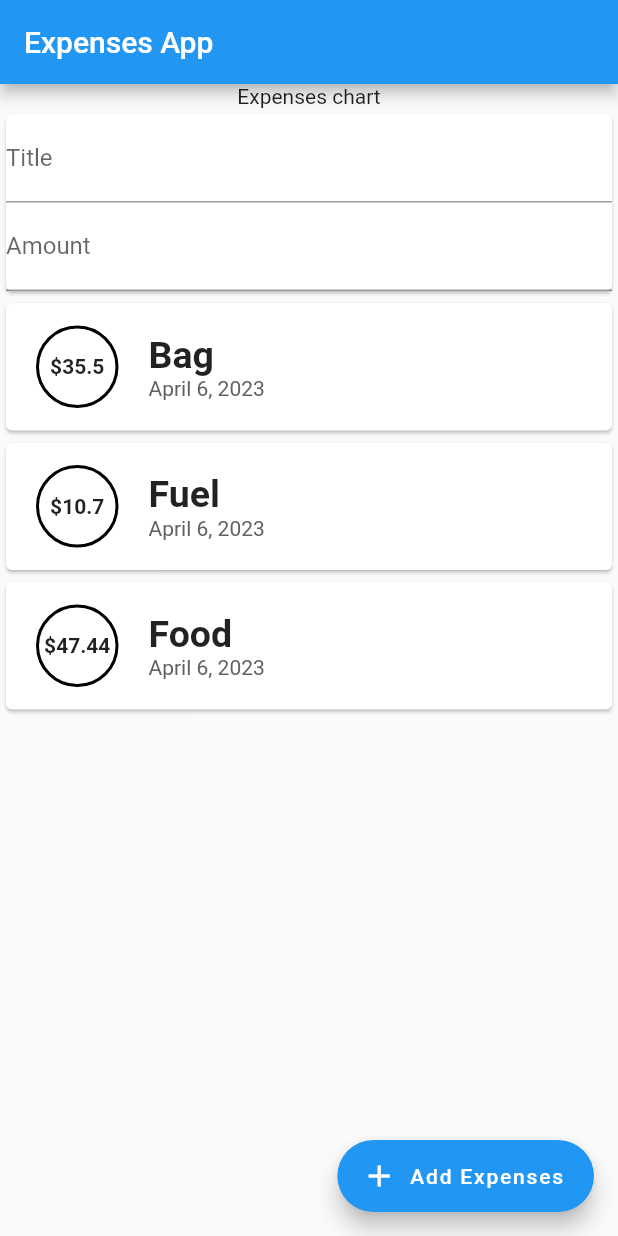
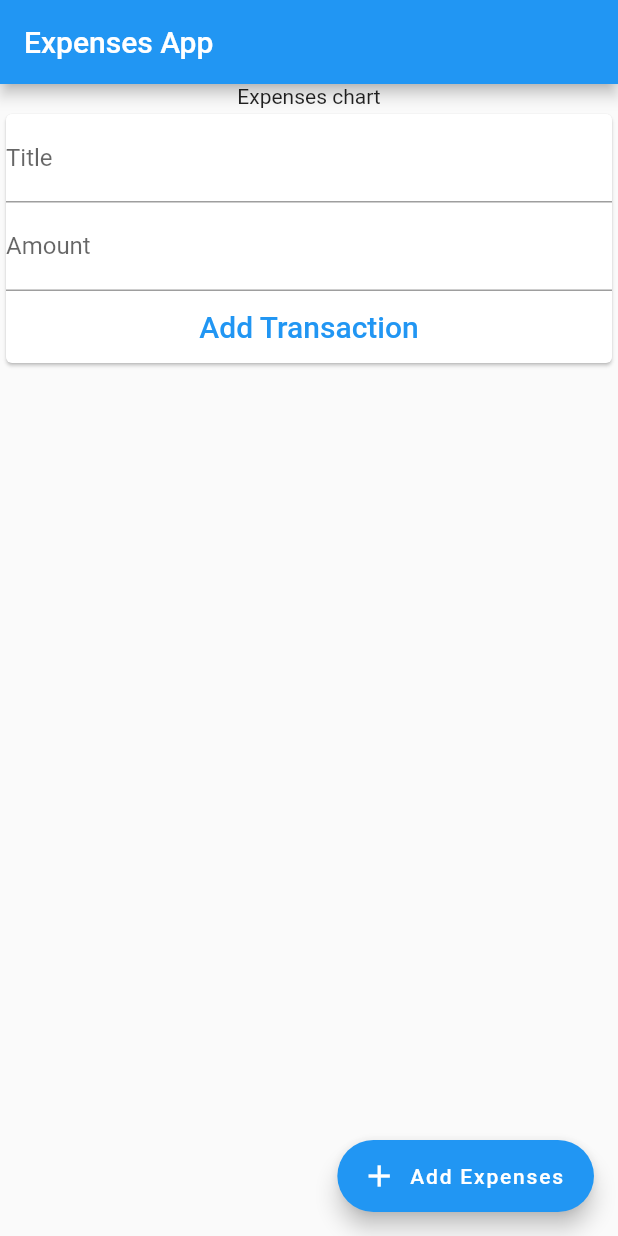
Before and after one commit to Thiruvikraman1998/personal_expenses, a Flutter app: the screen it shows after launch, on a phone screen of 412 x 824 dp. Run offline on Flutter 3.47's test engine with Material 2 defaults, Android fonts, the phone set to English and light mode, and no system bars.

Commit message:
created dynamic transaction list.

```diff
--- a/personalexpensesapp/lib/widgets/new_input.dart
+++ b/personalexpensesapp/lib/widgets/new_input.dart
@@ -3,7 +3,8 @@ import 'package:flutter/src/widgets/placeholder.dart';
 import 'package:flutter/material.dart';
 
 class ExpensesInput extends StatelessWidget {
-  ExpensesInput({super.key});
+  final Function addTransaction;
+  ExpensesInput({super.key, required this.addTransaction});
   final titleController = TextEditingController();
   final amountController = TextEditingController();
 
@@ -20,7 +21,18 @@ class ExpensesInput extends StatelessWidget {
             TextField(
               controller: amountController,
               decoration: InputDecoration(labelText: "Amount"),
-            )
+            ),
+            TextButton(
+                onPressed: () {
+                  addTransaction(
+                      titleController.text,
+                      double.parse(amountController
+                          .text)); // here we parese the amountcontroller.text to double bcos the .text always makes as a text only so we parse it to double and send data to list.
+                },
+                child: const Text(
+                  "Add Transaction",
+                  style: TextStyle(color: Colors.blue, fontSize: 20),
+                ))
           ],
         ),
       ),
--- a/personalexpensesapp/lib/widgets/transaction_control.dart
+++ b/personalexpensesapp/lib/widgets/transaction_control.dart
@@ -14,16 +14,25 @@ class TransactionControl extends StatefulWidget {
 }
 
 class _TransactionControlState extends State<TransactionControl> {
-  final List<Transaction> _userTransactions = [
-    Transaction(id: "T123", title: "Bag", amount: 35.5, date: DateTime.now()),
-    Transaction(id: "T134", title: "Fuel", amount: 10.7, date: DateTime.now()),
-    Transaction(id: "T321", title: "Food", amount: 47.44, date: DateTime.now()),
-  ];
+  final List<Transaction> _userTransactions = [];
+
+  void _addNewTransaction(String transactionTitle, double transactionAmount) {
+    final newTransaction = Transaction(
+        id: DateTime.now().toString(),
+        title: transactionTitle,
+        amount: transactionAmount,
+        date: DateTime.now());
+
+    setState(() {
+      _userTransactions.add(newTransaction);
+    });
+  }
+
   @override
   Widget build(BuildContext context) {
     return Column(
       children: [
-        ExpensesInput(),
+        ExpensesInput(addTransaction: _addNewTransaction),
         TransactionsList(
           transactions: _userTransactions,
         )
```
